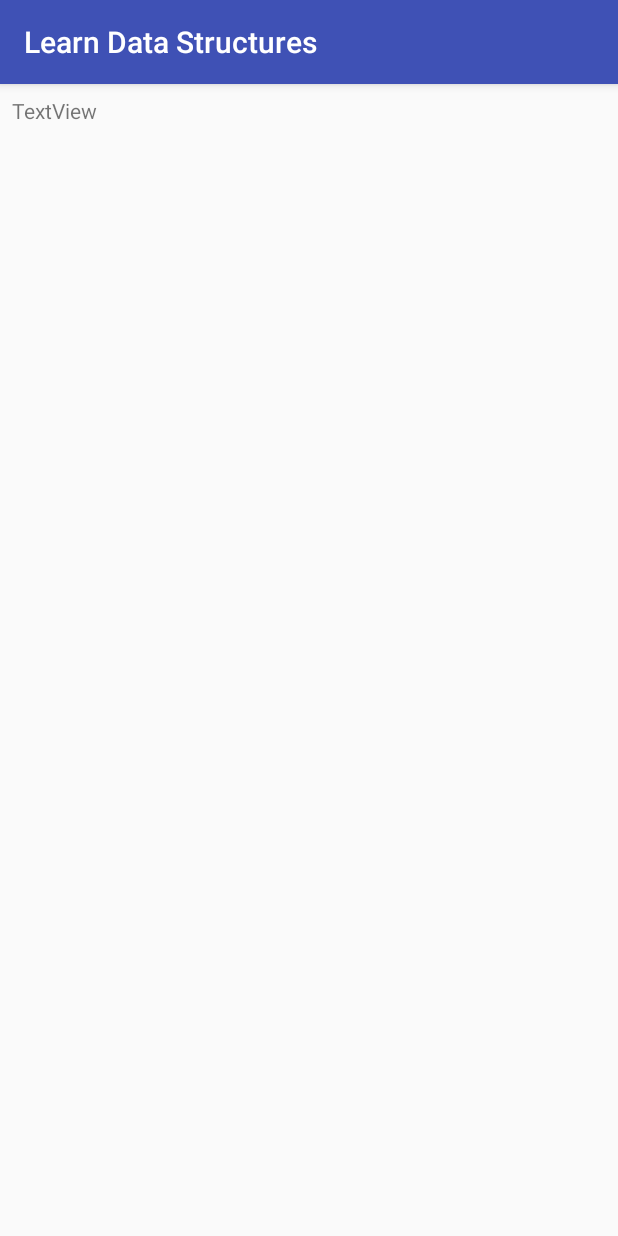
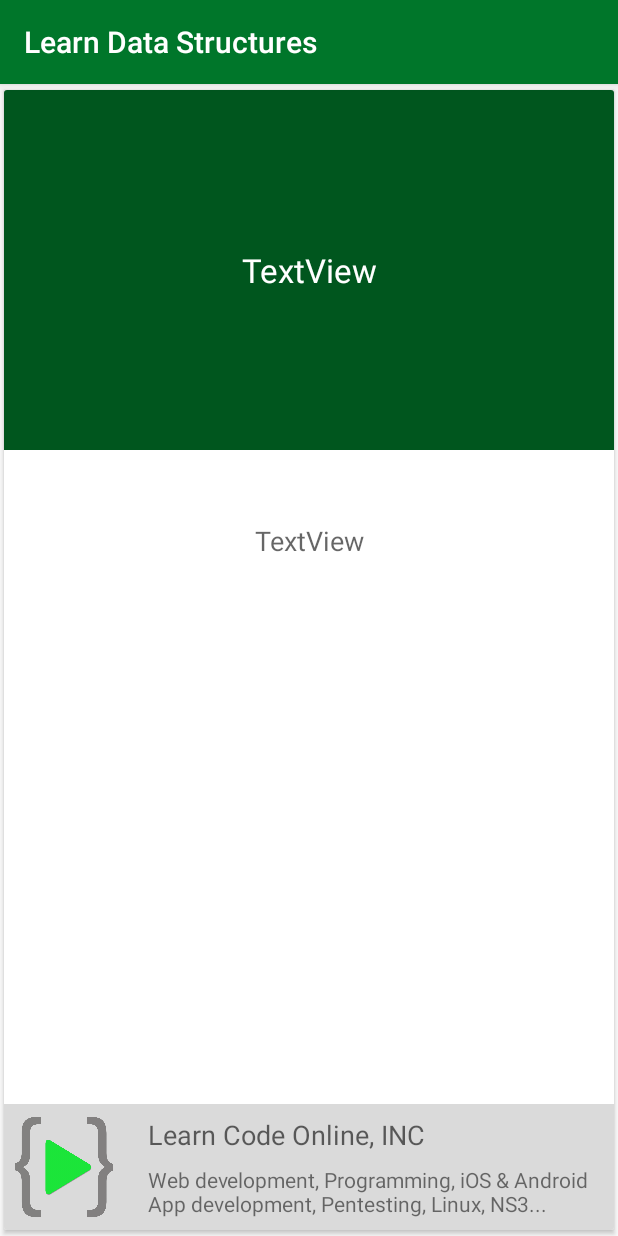
Before and after one commit to Akshar-Patel/LearnDataStructures, an Android app: the fragment QuestionAnswerFragment shown on its own in the app's theme, on a phone screen of 412 x 824 dp. Run offline under Robolectric (Android 15) with nearby library versions, the phone set to English and light mode, and no system bars; 2 statements that could not run were skipped.

Commit message:
feat: question answer card

```diff
--- a/app/build.gradle
+++ b/app/build.gradle
@@ -30,4 +30,5 @@ dependencies {
     testImplementation 'junit:junit:4.12'
     androidTestImplementation 'com.android.support.test:runner:1.0.2'
     androidTestImplementation 'com.android.support.test.espresso:espresso-core:3.0.2'
+    implementation 'com.android.support:cardview-v7:27.1.1'
 }
--- a/app/src/main/java/com/example/akshar/learndatastructures/MainActivity.java
+++ b/app/src/main/java/com/example/akshar/learndatastructures/MainActivity.java
@@ -110,6 +110,7 @@ public class MainActivity extends AppCompatActivity implements LoaderManager.Loa
             Bundle args = new Bundle();
             // Our object is just an integer :-P
             args.putString(QuestionAnswerFragment.ARG_QUESTION, questionAnswerArrayList.get(position).getQuestion());
+            args.putString(QuestionAnswerFragment.ARG_ANSWER, questionAnswerArrayList.get(position).getAnswer());
             fragment.setArguments(args);
             return fragment;
         }
--- a/app/src/main/java/com/example/akshar/learndatastructures/QuestionAnswerFragment.java
+++ b/app/src/main/java/com/example/akshar/learndatastructures/QuestionAnswerFragment.java
@@ -11,7 +11,7 @@ import android.widget.TextView;
 
 public class QuestionAnswerFragment extends Fragment {
     public static final String ARG_QUESTION = "arg_question";
-    private static final String ARG_ANSWER = "arg_answer";
+    public static final String ARG_ANSWER = "arg_answer";
 
     @Nullable
     @Override
@@ -19,8 +19,10 @@ public class QuestionAnswerFragment extends Fragment {
         View rootView = inflater.inflate(
                 R.layout.fragment_question_answer, container, false);
         Bundle args = getArguments();
-        TextView textView = rootView.findViewById(R.id.textView);
-        textView.setText(args.getString(ARG_QUESTION));
+        TextView questionTextView = rootView.findViewById(R.id.text_view_question);
+        questionTextView.setText(args.getString(ARG_QUESTION));
+        TextView answerTextView = rootView.findViewById(R.id.text_view_answer);
+        answerTextView.setText(args.getString(ARG_ANSWER));
         return rootView;
     }
 }
--- a/app/src/main/res/layout/fragment_question_answer.xml
+++ b/app/src/main/res/layout/fragment_question_answer.xml
@@ -1,17 +1,79 @@
 <?xml version="1.0" encoding="utf-8"?>
-<android.support.constraint.ConstraintLayout xmlns:android="http://schemas.android.com/apk/res/android"
+<android.support.v7.widget.CardView xmlns:android="http://schemas.android.com/apk/res/android"
     xmlns:app="http://schemas.android.com/apk/res-auto"
+    android:layout_width="match_parent"
+    android:layout_height="match_parent"
+    app:cardUseCompatPadding="true">
+
+    <android.support.constraint.ConstraintLayout
         android:layout_width="match_parent"
         android:layout_height="match_parent">
 
         <TextView
-        android:id="@+id/textView"
+            android:id="@+id/text_view_question"
+            android:layout_width="match_parent"
+            android:layout_height="0dp"
+            android:background="@color/colorPrimaryDark"
+            android:gravity="center"
+            android:minHeight="240dp"
+            android:padding="16dp"
+            android:text="TextView"
+            android:textAppearance="@style/TextAppearance.AppCompat.Large"
+            android:textColor="@android:color/white"
+            app:layout_constraintStart_toStartOf="parent"
+            app:layout_constraintTop_toTopOf="parent" />
+
+        <TextView
+            android:id="@+id/text_view_answer"
             android:layout_width="wrap_content"
             android:layout_height="wrap_content"
-        android:layout_marginLeft="8dp"
-        android:layout_marginStart="8dp"
+            android:padding="48dp"
+            android:text="TextView"
+            android:textAppearance="@style/TextAppearance.AppCompat.Medium"
+            app:layout_constraintEnd_toEndOf="parent"
+            app:layout_constraintStart_toStartOf="parent"
+            app:layout_constraintTop_toBottomOf="@+id/text_view_question" />
+
+        <RelativeLayout
+            android:layout_width="match_parent"
+            android:layout_height="wrap_content"
+            android:background="@color/adLco"
+            app:layout_constraintBottom_toBottomOf="parent"
+            app:layout_constraintEnd_toEndOf="parent"
+            app:layout_constraintStart_toStartOf="parent">
+
+            <ImageView
+                android:id="@+id/lco_logo"
+                android:layout_width="80dp"
+                android:layout_height="80dp"
+                android:layout_centerVertical="true"
+                android:src="@drawable/lco_logo" />
+
+            <TextView
+                android:id="@+id/lco_title"
+                android:layout_width="wrap_content"
+                android:layout_height="wrap_content"
+                android:layout_marginLeft="16dp"
+                android:layout_marginStart="16dp"
                 android:layout_marginTop="8dp"
-        android:text="TextView"
-        app:layout_constraintStart_toStartOf="parent"
-        app:layout_constraintTop_toTopOf="parent" />
+                android:layout_toEndOf="@+id/lco_logo"
+                android:layout_toRightOf="@+id/lco_logo"
+                android:text="Learn Code Online, INC"
+                android:textAppearance="@style/TextAppearance.AppCompat.Medium" />
+
+            <TextView
+                android:layout_width="wrap_content"
+                android:layout_height="wrap_content"
+                android:layout_below="@+id/lco_title"
+                android:layout_marginBottom="8dp"
+                android:layout_marginEnd="16dp"
+                android:layout_marginLeft="16dp"
+                android:layout_marginRight="16dp"
+                android:layout_marginStart="16dp"
+                android:layout_marginTop="8dp"
+                android:layout_toEndOf="@+id/lco_logo"
+                android:layout_toRightOf="@+id/lco_logo"
+                android:text="Web development, Programming, iOS &amp; Android App development, Pentesting, Linux, NS3..." />
+        </RelativeLayout>
     </android.support.constraint.ConstraintLayout>
+</android.support.v7.widget.CardView>
--- a/app/src/main/res/values/colors.xml
+++ b/app/src/main/res/values/colors.xml
@@ -1,6 +1,7 @@
 <?xml version="1.0" encoding="utf-8"?>
 <resources>
-    <color name="colorPrimary">#3F51B5</color>
-    <color name="colorPrimaryDark">#303F9F</color>
-    <color name="colorAccent">#FF4081</color>
+    <color name="colorPrimary">#00762a</color>
+    <color name="colorPrimaryDark">#00561e</color>
+    <color name="colorAccent">#fff66b</color>
+    <color name="adLco">#dadada</color>
 </resources>
```
Also changed, not shown: app/src/main/res/layout/activity_main.xml (+21 -15 lines), app/src/main/res/values/styles.xml (+7 -0 lines), app/src/main/res/drawable/lco_logo.png (added). Lines whose indentation alone changed are shown as unchanged.
